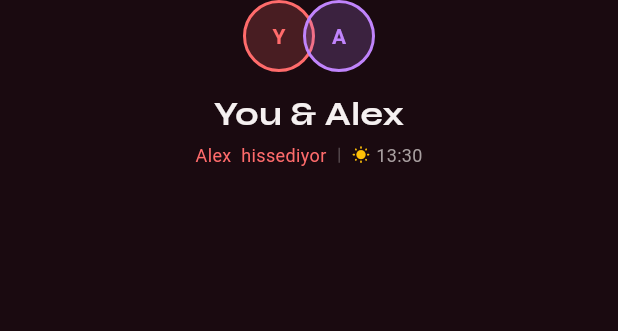
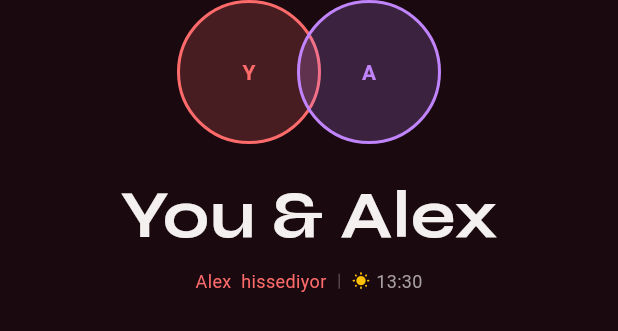
Before and after one commit to hackwatcher/heartsync-app, a Flutter app: the _TopDashboardHeader widget shown alone on an empty page, opened directly with empty values, on a phone screen of 412 x 824 dp. Shown: the top 331 px of the screen. Run offline on Flutter 3.47's test engine with Material 3 defaults, Android fonts, the phone set to English and light mode, and no system bars; drawn by our look-alikes of flutter_animate; our stand-ins replace firebase_auth, firebase_core, font_awesome_flutter, google_fonts, google_sign_in, shared_preferences and 2 more; missing offline and left inert: flutter_inappwebview, flutter_webrtc; accounts and stored records are empty; network calls fail; statements that could not run were skipped.

Commit message:
UI: Doubled Home Screen avatars and name text size

```diff
--- a/lib/sync/home_screen.dart
+++ b/lib/sync/home_screen.dart
@@ -203,8 +203,8 @@ class _TopDashboardHeader extends StatelessWidget {
             child: Column(
               children: [
                 SizedBox(
-                  width: 88,
-                  height: 48,
+                  width: 176,
+                  height: 96,
                   child: Stack(
                     children: [
                       Positioned(
@@ -212,7 +212,7 @@ class _TopDashboardHeader extends StatelessWidget {
                         child: _AvatarCircle(label: appState.myName.characters.first.toUpperCase(), color: SyncColors.coral),
                       ),
                       Positioned(
-                        left: 40,
+                        left: 80,
                         child: _AvatarCircle(
                           label: appState.partnerName.characters.first.toUpperCase(),
                           color: SyncColors.violet,
@@ -222,10 +222,10 @@ class _TopDashboardHeader extends StatelessWidget {
                     ],
                   ),
                 ),
-                const SizedBox(height: 12),
+                const SizedBox(height: 16),
                 Text(
                   '${appState.myName} & ${appState.partnerName}',
-                  style: GoogleFonts.syne(fontSize: 22, fontWeight: FontWeight.w700, color: SyncColors.textPrimary),
+                  style: GoogleFonts.syne(fontSize: 44, fontWeight: FontWeight.w700, color: SyncColors.textPrimary),
                 ),
                 const SizedBox(height: 4),
                 Row(
@@ -269,8 +269,8 @@ class _AvatarCircle extends StatelessWidget {
   @override
   Widget build(BuildContext context) {
     return Container(
-      width: 48,
-      height: 48,
+      width: 96,
+      height: 96,
       decoration: BoxDecoration(
         color: color.withValues(alpha: 0.2),
         shape: BoxShape.circle,
```
